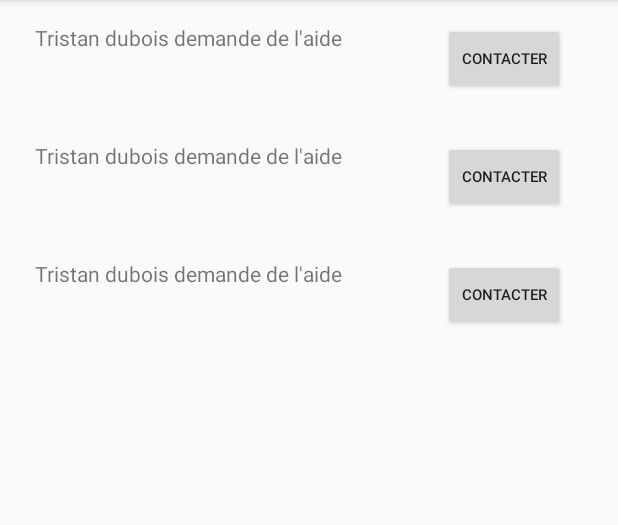
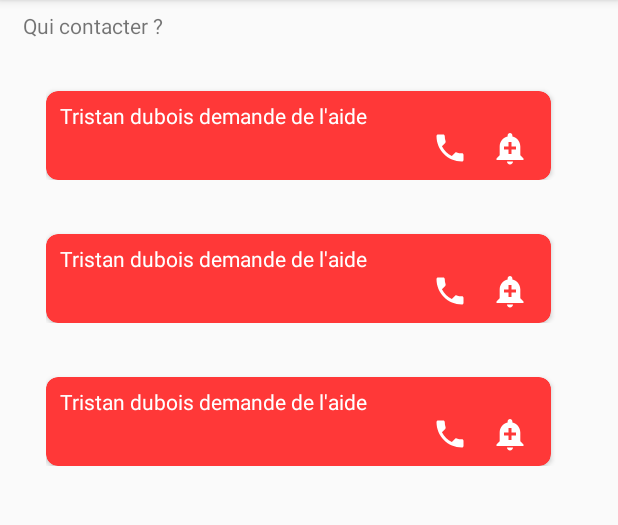
Before and after one commit to Samylms/helpy, an Android app: the Demande_Activity screen opened directly, with no data from a screen before it, on a phone screen of 412 x 824 dp, the part 84-609 px from its top. Run offline under Robolectric (Android 15) with nearby library versions, the light colour scheme and no system bars.

Commit message:
Contact activity update

```diff
--- a/app/src/main/AndroidManifest.xml
+++ b/app/src/main/AndroidManifest.xml
@@ -14,7 +14,7 @@
         <activity
             android:name=".MainActivity"
             android:label="@string/title_activity_main"
-            android:theme="@style/AppTheme.NoActionBar"></activity>
+            android:theme="@style/AppTheme.NoActionBar" />
         <activity
             android:name=".Need_Help.AddSubjectNeedHelpActivity"
             android:label="@string/title_add_new_subject"
@@ -26,7 +26,6 @@
             android:name=".Need_Help.TopicListNeedHelpActivity"
             android:label="@string/title_activity_need_help_topic_list"
             android:theme="@style/AppTheme.NoActionBar" />
-        <activity android:name=".Contact_Activity.Contact_Activity" />
         <activity android:name=".MainActivityTest" />
         <activity
             android:name=".authentication.LoginActivity"
@@ -37,6 +36,8 @@
                 <category android:name="android.intent.category.LAUNCHER" />
             </intent-filter>
         </activity>
+        <activity android:name=".Contact_Activity.Demande_aide.Demande_Activity" />
+        <activity android:name=".Contact_Activity.Propose_aide.Propose_Activity"></activity>
     </application>
 
 </manifest>
--- /dev/null
+++ b/app/src/main/java/ij/personal/helpy/Contact_Activity/Demande_aide/DemandeAdapter.java
@@ -0,0 +1,76 @@
+package ij.personal.helpy.Contact_Activity.Demande_aide;
+
+
+import android.content.Context;
+import android.support.annotation.NonNull;
+import android.support.v7.widget.RecyclerView;
+import android.util.Log;
+import android.view.LayoutInflater;
+import android.view.View;
+import android.view.ViewGroup;
+import android.widget.Button;
+import android.widget.RelativeLayout;
+import android.widget.TextView;
+import android.widget.Toast;
+
+import java.util.ArrayList;
+
+import ij.personal.helpy.R;
+
+public class DemandeAdapter extends RecyclerView.Adapter<DemandeAdapter.MyViewHolder>{
+    //for log
+    private static final String Tag = "DemandeAdapter";
+    private ArrayList<String> mTextContact = new ArrayList<>();
+    private Context mContext;
+
+    public DemandeAdapter(Context mContext,ArrayList<String> mTextContact) {
+        this.mTextContact = mTextContact;
+        this.mContext = mContext;
+    }
+
+
+    public static class MyViewHolder extends RecyclerView.ViewHolder {
+        // each data item is just a string in this case
+        TextView txtContact;
+        Button btnContacter;
+        RelativeLayout parentLayout;
+        public MyViewHolder(View itemView) {
+            super(itemView);
+            txtContact = itemView.findViewById(R.id.txtdemande);
+            parentLayout = itemView.findViewById(R.id.parent_layout);
+
+        }
+    }
+
+
+    @Override
+    public MyViewHolder onCreateViewHolder(@NonNull ViewGroup parent, int viewType) {
+        // create a new view
+        View view = LayoutInflater.from(parent.getContext())
+                .inflate(R.layout.layout_list_demande, parent, false);
+
+        MyViewHolder holder = new MyViewHolder(view);
+        return  holder;
+
+    }
+
+    // Replace the contents of a view (invoked by the layout manager)
+    @Override
+    public void onBindViewHolder(MyViewHolder holder, final int position) {
+
+        holder.parentLayout.setOnClickListener(new View.OnClickListener() {
+            @Override
+            public void onClick(View view) {
+                Log.d(Tag, "onClick: clicked on: " +mTextContact.get(position));
+                Toast.makeText(mContext, mTextContact.get(position), Toast.LENGTH_SHORT).show();
+            }
+        });
+
+    }
+
+    // Return the size of your dataset (invoked by the layout manager)
+    @Override
+    public int getItemCount() {
+        return mTextContact.size();
+    }
+}
--- a/app/src/main/java/ij/personal/helpy/Contact_Activity/Contact_Activity.java
+++ b/app/src/main/java/ij/personal/helpy/Contact_Activity/Demande_aide/Demande_Activity.java
@@ -1,8 +1,9 @@
-package ij.personal.helpy.Contact_Activity;
+package ij.personal.helpy.Contact_Activity.Demande_aide;
+
 
 import android.content.Context;
+import android.support.v7.app.AppCompatActivity;
 import android.os.Bundle;
-import android.support.v7.app.AppCompatActivity;
 import android.support.v7.widget.LinearLayoutManager;
 import android.support.v7.widget.RecyclerView;
 import android.util.Log;
@@ -11,27 +12,21 @@ import java.util.ArrayList;
 
 import ij.personal.helpy.R;
 
-public class Contact_Activity extends AppCompatActivity {
+public class Demande_Activity extends AppCompatActivity {
 
 
     //for log
-    private static final String Tag = "MainActivityTest";
+    private static final String Tag = "MainActivity";
     private ArrayList<String> mTextContact = new ArrayList<>();
-    private ArrayList<String> mButtonContact = new ArrayList<>();
     private Context mContext;
-
-    // to retrieve the concerned topic
-    private int idTopic;
 
     @Override
     protected void onCreate(Bundle savedInstanceState) {
         super.onCreate(savedInstanceState);
-        setContentView(R.layout.activity_contact);
+        setContentView(R.layout.activity_demande);
         Log.d(Tag,"onCreate: started." );
         initName();
 
-        // to retrieve the concerned topic
-        idTopic = getIntent().getIntExtra("idTopic", 0);
     }
 
     private void initName(){
@@ -44,7 +39,7 @@ public class Contact_Activity extends AppCompatActivity {
     private void  initReclyclerView(){
         Log.d(Tag, "initRecyclerView");
         RecyclerView recyclerView = findViewById(R.id.my_recycler_view);
-        MyAdapter adapter = new MyAdapter(this, mTextContact, mButtonContact);
+        DemandeAdapter adapter = new DemandeAdapter(this, mTextContact);
         recyclerView.setAdapter(adapter);
         recyclerView.setLayoutManager(new LinearLayoutManager(this));
     }
--- a/app/src/main/java/ij/personal/helpy/Contact_Activity/MyAdapter.java
+++ b/app/src/main/java/ij/personal/helpy/Contact_Activity/Propose_aide/ProposeAdapter.java
@@ -1,4 +1,5 @@
-package ij.personal.helpy.Contact_Activity;
+package ij.personal.helpy.Contact_Activity.Propose_aide;
+
 
 import android.content.Context;
 import android.support.annotation.NonNull;
@@ -16,16 +17,13 @@ import java.util.ArrayList;
 
 import ij.personal.helpy.R;
 
-public class MyAdapter extends RecyclerView.Adapter<MyAdapter.MyViewHolder>{
-    //for log
-    private static final String Tag = "MyAdapter";
+public class ProposeAdapter  extends RecyclerView.Adapter<ProposeAdapter.MyViewHolder>{    //for log
+    private static final String Tag = "DemandeAdapter";
     private ArrayList<String> mTextContact = new ArrayList<>();
-    private ArrayList<String> mButtonContact = new ArrayList<>();
     private Context mContext;
 
-    public MyAdapter(Context mContext, ArrayList<String> mTextContact, ArrayList<String> mButtonContact) {
+    public ProposeAdapter(Context mContext,ArrayList<String> mTextContact) {
         this.mTextContact = mTextContact;
-        this.mButtonContact = mButtonContact;
         this.mContext = mContext;
     }
 
@@ -38,7 +36,6 @@ public class MyAdapter extends RecyclerView.Adapter<MyAdapter.MyViewHolder>{
         public MyViewHolder(View itemView) {
             super(itemView);
             txtContact = itemView.findViewById(R.id.txtdemande);
-            btnContacter = itemView.findViewById(R.id.btndemmande);
             parentLayout = itemView.findViewById(R.id.parent_layout);
 
         }
@@ -46,23 +43,19 @@ public class MyAdapter extends RecyclerView.Adapter<MyAdapter.MyViewHolder>{
 
 
     @Override
-    public MyViewHolder onCreateViewHolder(@NonNull ViewGroup parent, int viewType) {
+    public ProposeAdapter.MyViewHolder onCreateViewHolder(@NonNull ViewGroup parent, int viewType) {
         // create a new view
         View view = LayoutInflater.from(parent.getContext())
-                .inflate(R.layout.layout_listitem, parent, false);
+                .inflate(R.layout.layout_list_propose, parent, false);
 
-        MyViewHolder holder = new MyViewHolder(view);
+        ProposeAdapter.MyViewHolder holder = new ProposeAdapter.MyViewHolder(view);
         return  holder;
 
     }
 
     // Replace the contents of a view (invoked by the layout manager)
     @Override
-    public void onBindViewHolder(MyViewHolder holder, final int position) {
-        // - get element from your dataset at this position
-        // - replace the contents of the view with that element
-        //  holder.txtContact.setText(mTextContact.get(position));
-        // holder.btnContacter.setText(mButtonContact.get(position));
+    public void onBindViewHolder(ProposeAdapter.MyViewHolder holder, final int position) {
 
         holder.parentLayout.setOnClickListener(new View.OnClickListener() {
             @Override
--- a/app/src/main/java/ij/personal/helpy/TopicAdapter.java
+++ b/app/src/main/java/ij/personal/helpy/TopicAdapter.java
@@ -14,7 +14,8 @@ import android.widget.TextView;
 
 import java.util.List;
 
-import ij.personal.helpy.Contact_Activity.Contact_Activity;
+import ij.personal.helpy.Contact_Activity.Demande_aide.Demande_Activity;
+import ij.personal.helpy.Contact_Activity.Propose_aide.Propose_Activity;
 import ij.personal.helpy.Models.Request;
 import ij.personal.helpy.Models.Topic;
 
@@ -95,7 +96,7 @@ public class TopicAdapter extends RecyclerView.Adapter<TopicAdapter.TopicViewHol
         holder.lytTopicCard.setOnClickListener(new View.OnClickListener() {
             @Override
             public void onClick(View v) {
-                Intent intent = new Intent (mContext, Contact_Activity.class);
+                Intent intent = new Intent (mContext, Propose_Activity.class);
                 intent.putExtra("idTopic", topic.getIdTopic());
                 mContext.startActivity(intent);
             }
@@ -103,7 +104,7 @@ public class TopicAdapter extends RecyclerView.Adapter<TopicAdapter.TopicViewHol
         holder.lytIconPerson.setOnClickListener(new View.OnClickListener() {
             @Override
             public void onClick(View v) {
-                Intent intent = new Intent (mContext, Contact_Activity.class);
+                Intent intent = new Intent (mContext, Demande_Activity.class);
                 intent.putExtra("idTopic", topic.getIdTopic());
                 mContext.startActivity(intent);
             }
--- /dev/null
+++ b/app/src/main/res/drawable/alert.xml
@@ -0,0 +1,5 @@
+<vector android:height="24dp" android:tint="#FFFFFF"
+    android:viewportHeight="24.0" android:viewportWidth="24.0"
+    android:width="24dp" xmlns:android="http://schemas.android.com/apk/res/android">
+    <path android:fillColor="#FF000000" android:pathData="M10.01,21.01c0,1.1 0.89,1.99 1.99,1.99s1.99,-0.89 1.99,-1.99h-3.98zM18.88,16.82L18.88,11c0,-3.25 -2.25,-5.97 -5.29,-6.69v-0.72C13.59,2.71 12.88,2 12,2s-1.59,0.71 -1.59,1.59v0.72C7.37,5.03 5.12,7.75 5.12,11v5.82L3,18.94L3,20h18v-1.06l-2.12,-2.12zM16,13.01h-3v3h-2v-3L8,13.01L8,11h3L11,8h2v3h3v2.01z"/>
+</vector>
--- /dev/null
+++ b/app/src/main/res/drawable/email.xml
@@ -0,0 +1,5 @@
+<vector android:height="24dp" android:tint="#FFFFFF"
+    android:viewportHeight="24.0" android:viewportWidth="24.0"
+    android:width="24dp" xmlns:android="http://schemas.android.com/apk/res/android">
+    <path android:fillColor="#FF000000" android:pathData="M20,4L4,4c-1.1,0 -1.99,0.9 -1.99,2L2,18c0,1.1 0.9,2 2,2h16c1.1,0 2,-0.9 2,-2L22,6c0,-1.1 -0.9,-2 -2,-2zM20,8l-8,5 -8,-5L4,6l8,5 8,-5v2z"/>
+</vector>
--- /dev/null
+++ b/app/src/main/res/drawable/phone.xml
@@ -0,0 +1,5 @@
+<vector android:height="24dp" android:tint="#FFFFFF"
+    android:viewportHeight="24.0" android:viewportWidth="24.0"
+    android:width="24dp" xmlns:android="http://schemas.android.com/apk/res/android">
+    <path android:fillColor="#FF000000" android:pathData="M6.62,10.79c1.44,2.83 3.76,5.14 6.59,6.59l2.2,-2.2c0.27,-0.27 0.67,-0.36 1.02,-0.24 1.12,0.37 2.33,0.57 3.57,0.57 0.55,0 1,0.45 1,1V20c0,0.55 -0.45,1 -1,1 -9.39,0 -17,-7.61 -17,-17 0,-0.55 0.45,-1 1,-1h3.5c0.55,0 1,0.45 1,1 0,1.25 0.2,2.45 0.57,3.57 0.11,0.35 0.03,0.74 -0.25,1.02l-2.2,2.2z"/>
+</vector>
--- /dev/null
+++ b/app/src/main/res/layout/activity_demande.xml
@@ -0,0 +1,39 @@
+<?xml version="1.0" encoding="utf-8"?>
+<RelativeLayout xmlns:android="http://schemas.android.com/apk/res/android"
+    xmlns:app="http://schemas.android.com/apk/res-auto"
+    xmlns:tools="http://schemas.android.com/tools"
+    android:layout_width="match_parent"
+    android:layout_height="match_parent"
+    tools:context=".MainActivity">
+
+    <TextView
+        android:id="@+id/txtQuicontacter"
+        android:layout_width="wrap_content"
+        android:layout_height="27dp"
+        android:layout_alignParentStart="true"
+        android:layout_alignParentTop="true"
+        android:layout_marginStart="15dp"
+        android:layout_marginTop="7dp"
+        android:text="Qui contacter ? " />
+
+    <android.support.v7.widget.RecyclerView
+        android:id="@+id/my_recycler_view"
+        android:layout_width="369dp"
+        android:layout_height="465dp"
+        android:layout_below="@+id/txtQuicontacter"
+        android:layout_alignParentStart="true"
+        android:layout_alignParentEnd="true"
+        android:layout_alignParentBottom="true"
+        android:layout_marginStart="15dp"
+        android:layout_marginLeft="5dp"
+        android:layout_marginTop="5dp"
+        android:layout_marginEnd="0dp"
+        android:layout_marginBottom="7dp"
+        android:scrollbars="vertical"
+        app:layout_constraintBottom_toBottomOf="parent"
+        app:layout_constraintEnd_toEndOf="parent"
+        app:layout_constraintStart_toStartOf="parent" />
+
+
+
+</RelativeLayout>
--- /dev/null
+++ b/app/src/main/res/layout/layout_list_demande.xml
@@ -0,0 +1,65 @@
+<?xml version="1.0" encoding="utf-8"?>
+<RelativeLayout
+    xmlns:android="http://schemas.android.com/apk/res/android"
+    android:layout_width="match_parent"
+    android:layout_height="wrap_content"
+    android:padding="15dp"
+    android:id="@+id/parent_layout">
+
+
+
+
+    <!-- A CardView that contains a TextView -->
+    <android.support.v7.widget.CardView xmlns:card_view="http://schemas.android.com/apk/res-auto"
+        android:id="@+id/card_view"
+        android:layout_width="340dp"
+        android:layout_height="59dp"
+        android:layout_alignParentTop="true"
+        android:layout_alignParentEnd="true"
+        android:layout_gravity="center"
+        android:layout_marginTop="5dp"
+        android:layout_marginEnd="29dp"
+        card_view:cardBackgroundColor="@color/red"
+        card_view:cardCornerRadius="8dp">
+
+        <RelativeLayout
+            android:layout_width="match_parent"
+            android:layout_height="match_parent"
+            android:layout_alignStart="@+id/card_view"
+            android:layout_alignTop="@+id/card_view">
+
+            <TextView
+                android:id="@+id/txtdemande"
+                android:layout_width="wrap_content"
+                android:layout_height="wrap_content"
+                android:layout_alignParentStart="true"
+                android:layout_alignParentBottom="true"
+                android:layout_marginStart="9dp"
+                android:layout_marginBottom="33dp"
+                android:text="Tristan dubois demande de l'aide"
+                android:textColor="#fff" />
+
+            <ImageView
+                android:layout_width="wrap_content"
+                android:layout_height="wrap_content"
+                android:layout_below="@+id/txtdemande"
+                android:layout_alignParentEnd="true"
+                android:layout_marginTop="-33dp"
+                android:layout_marginEnd="55dp"
+                android:src="@drawable/phone" />
+
+            <ImageView
+                android:layout_width="wrap_content"
+                android:layout_height="wrap_content"
+                android:layout_below="@+id/txtdemande"
+                android:layout_alignParentEnd="true"
+                android:layout_marginTop="-33dp"
+                android:layout_marginEnd="15dp"
+                android:src="@drawable/alert" />
+
+
+        </RelativeLayout>
+    </android.support.v7.widget.CardView>
+
+
+</RelativeLayout>
```
Also changed, not shown: app/src/main/java/ij/personal/helpy/Contact_Activity/Propose_aide/Propose_Activity.java (added, +45 -0 lines), app/src/main/res/layout/activity_propose.xml (added, +37 -0 lines), app/src/main/res/layout/layout_list_propose.xml (added, +75 -0 lines), 2 other files.
